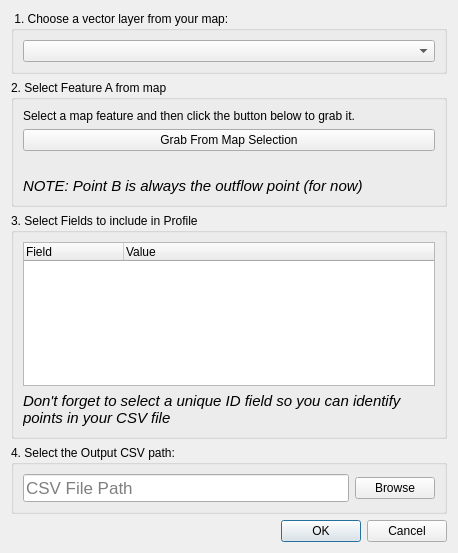
Above: networkprofiler_dialog_base.ui from Riverscapes/NetworkProfiler before the change. Below: the same form after it.
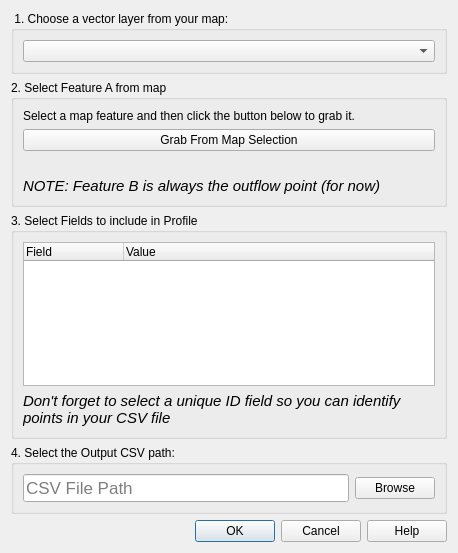
That is the form after the change.

Commit message: adding a help button

The edit to the form file:
```diff
--- a/networkprofiler_dialog_base.ui
+++ b/networkprofiler_dialog_base.ui
@@ -65,7 +65,7 @@
          </font>
         </property>
         <property name="text">
-         <string>NOTE: Point B is always the outflow point (for now)</string>
+         <string>NOTE: Feature B is always the outflow point (for now)</string>
         </property>
        </widget>
       </item>
@@ -172,7 +172,7 @@
         <enum>Qt::Horizontal</enum>
        </property>
        <property name="standardButtons">
-        <set>QDialogButtonBox::Cancel|QDialogButtonBox::Ok</set>
+        <set>QDialogButtonBox::Cancel|QDialogButtonBox::Help|QDialogButtonBox::Ok</set>
        </property>
       </widget>
      </item>
```
The commit also changes 1 other file.
